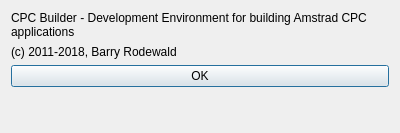
First picture: the form in res/ide_about.ui, repository mahlemiut/cpcbuilder, before the edit.
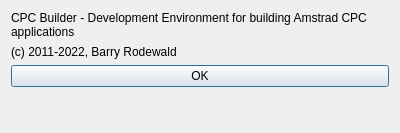
Second picture: the form after the edit.

Commit message: mark modified files as such in the MDI windows

What changed in the file:
```diff
--- a/res/ide_about.ui
+++ b/res/ide_about.ui
@@ -33,7 +33,7 @@
    <item row="2" column="0">
     <widget class="QLabel" name="label_2">
      <property name="text">
-      <string>(c) 2011-2018, Barry Rodewald</string>
+      <string>(c) 2011-2022, Barry Rodewald</string>
      </property>
     </widget>
    </item>
```
The commit also changes 2 other files.
